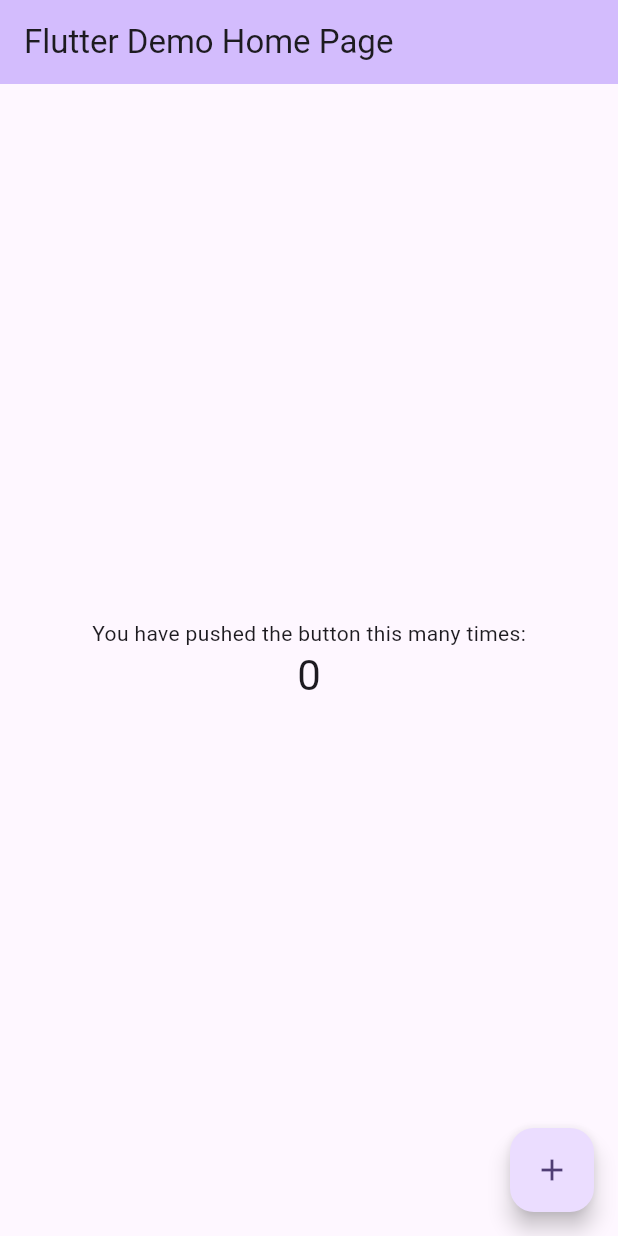
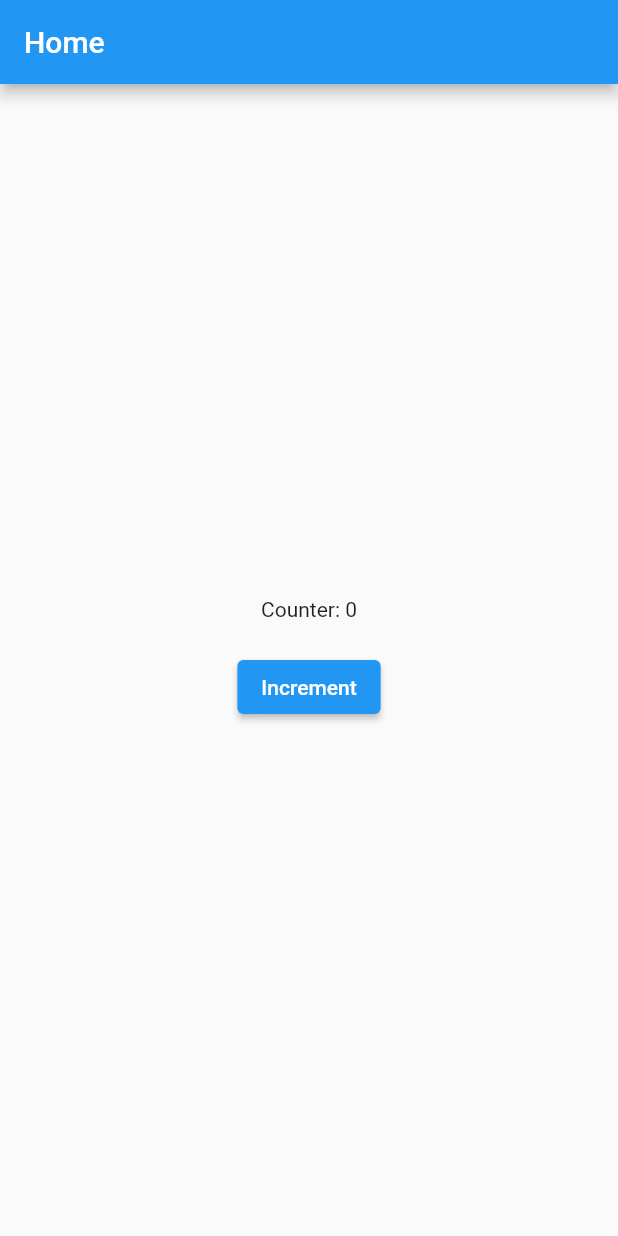
Before and after one commit to HEEPOKE/flutter-bloc, a Flutter app: the screen it shows after launch, on a phone screen of 412 x 824 dp. Run offline on Flutter 3.47's test engine with Material 2 defaults, Android fonts, the phone set to English and light mode, and no system bars; our stand-ins replace flutter_bloc.

Commit message:
:money_with_wings: update home && refactor code

```diff
--- /dev/null
+++ b/lib/bloc/home_bloc.dart
@@ -0,0 +1,23 @@
+import 'dart:async';
+import 'package:flutter_bloc/flutter_bloc.dart';
+
+abstract class HomeEvent {}
+
+class HomeState {
+  final int counter;
+
+  HomeState(this.counter);
+}
+
+class HomeBloc extends Bloc<HomeEvent, HomeState> {
+  HomeBloc() : super(HomeState(0));
+
+  @override
+  Stream<HomeState> mapEventToState(HomeEvent event) async* {
+    if (event is IncrementEvent) {
+      yield HomeState(state.counter + 1);
+    }
+  }
+}
+
+class IncrementEvent extends HomeEvent {}
--- a/lib/main.dart
+++ b/lib/main.dart
@@ -1,4 +1,5 @@
 import 'package:flutter/material.dart';
+import 'ui/screens/home_screen.dart';
 
 void main() {
   runApp(const MyApp());
@@ -9,61 +10,9 @@ class MyApp extends StatelessWidget {
 
   @override
   Widget build(BuildContext context) {
-    return MaterialApp(
-      title: 'Flutter Demo',
-      theme: ThemeData(
-        colorScheme: ColorScheme.fromSeed(seedColor: Colors.deepPurple),
-        useMaterial3: true,
-      ),
-      home: const MyHomePage(title: 'Flutter Demo Home Page'),
+    return const MaterialApp(
+      title: 'My App',
+      home: HomeScreen(),
     );
   }
 }
-
-class MyHomePage extends StatefulWidget {
-  const MyHomePage({super.key, required this.title});
-
-  final String title;
-
-  @override
-  State<MyHomePage> createState() => _MyHomePageState();
-}
-
-class _MyHomePageState extends State<MyHomePage> {
-  int _counter = 0;
-
-  void _incrementCounter() {
-    setState(() {
-      _counter++;
-    });
-  }
-
-  @override
-  Widget build(BuildContext context) {
-    return Scaffold(
-      appBar: AppBar(
-        backgroundColor: Theme.of(context).colorScheme.inversePrimary,
-        title: Text(widget.title),
-      ),
-      body: Center(
-        child: Column(
-          mainAxisAlignment: MainAxisAlignment.center,
-          children: <Widget>[
-            const Text(
-              'You have pushed the button this many times:',
-            ),
-            Text(
-              '$_counter',
-              style: Theme.of(context).textTheme.headlineMedium,
-            ),
-          ],
-        ),
-      ),
-      floatingActionButton: FloatingActionButton(
-        onPressed: _incrementCounter,
-        tooltip: 'Increment',
-        child: const Icon(Icons.add),
-      ),
-    );
-  }
-}
--- a/lib/ui/screens/home_screen.dart
+++ b/lib/ui/screens/home_screen.dart
@@ -0,0 +1,45 @@
+import 'package:flutter/material.dart';
+import 'package:flutter_bloc/flutter_bloc.dart';
+import '../../bloc/home_bloc.dart';
+
+class HomeScreen extends StatelessWidget {
+  const HomeScreen({Key? key}) : super(key: key);
+
+  @override
+  Widget build(BuildContext context) {
+    return BlocProvider(
+      create: (_) => HomeBloc(),
+      child: const HomeScreenBody(),
+    );
+  }
+}
+
+class HomeScreenBody extends StatelessWidget {
+  const HomeScreenBody({super.key});
+
+  @override
+  Widget build(BuildContext context) {
+    return Scaffold(
+      appBar: AppBar(title: const Text('Home')),
+      body: Center(
+        child: BlocBuilder<HomeBloc, HomeState>(
+          builder: (context, state) {
+            return Column(
+              mainAxisAlignment: MainAxisAlignment.center,
+              children: [
+                Text('Counter: ${state.counter}'),
+                const SizedBox(height: 20),
+                ElevatedButton(
+                  onPressed: () {
+                    BlocProvider.of<HomeBloc>(context).add(IncrementEvent());
+                  },
+                  child: const Text('Increment'),
+                ),
+              ],
+            );
+          },
+        ),
+      ),
+    );
+  }
+}
--- a/pubspec.yaml
+++ b/pubspec.yaml
@@ -31,9 +31,7 @@ dependencies:
   flutter:
     sdk: flutter
 
-
-  # The following adds the Cupertino Icons font to your application.
-  # Use with the CupertinoIcons class for iOS style icons.
+  flutter_bloc: ^7.0.1
   cupertino_icons: ^1.0.2
 
 dev_dependencies:
```
Also changed, not shown: pubspec.lock, 1 other file.
